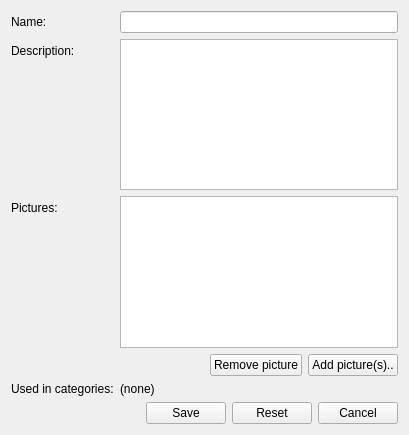
The window that client/uiforms/feature_edit.ui (Wolframe/configurator) describes before a commit, drawn with Qt 5.
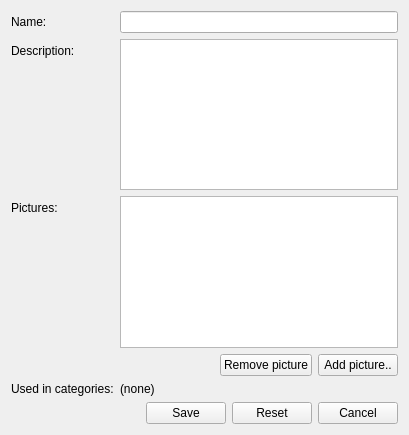
The same window after the commit. Icons and pictures are not drawn.

Commit message: made picture selection close the window, adapted button texts

Diff of the .ui file:
```diff
--- a/client/uiforms/feature_edit.ui
+++ b/client/uiforms/feature_edit.ui
@@ -123,7 +123,7 @@
      <item>
       <widget class="QPushButton" name="new_pictures">
        <property name="text">
-        <string>Add picture(s)..</string>
+        <string>Add picture..</string>
        </property>
        <property name="form" stdset="0">
         <string>picture_select?widgetid={main.widgetid}_picture</string>
```
Left out of the diff: 3 changed lines with no effect on the pictures. The commit also changes 6 other files.
